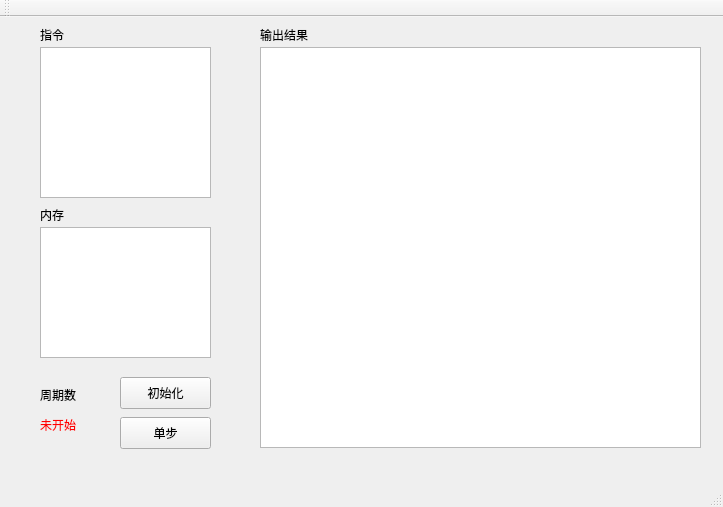
Before: the Qt Designer form mainwindow.ui in squarefk/Tomasulo, drawn with Qt 5.
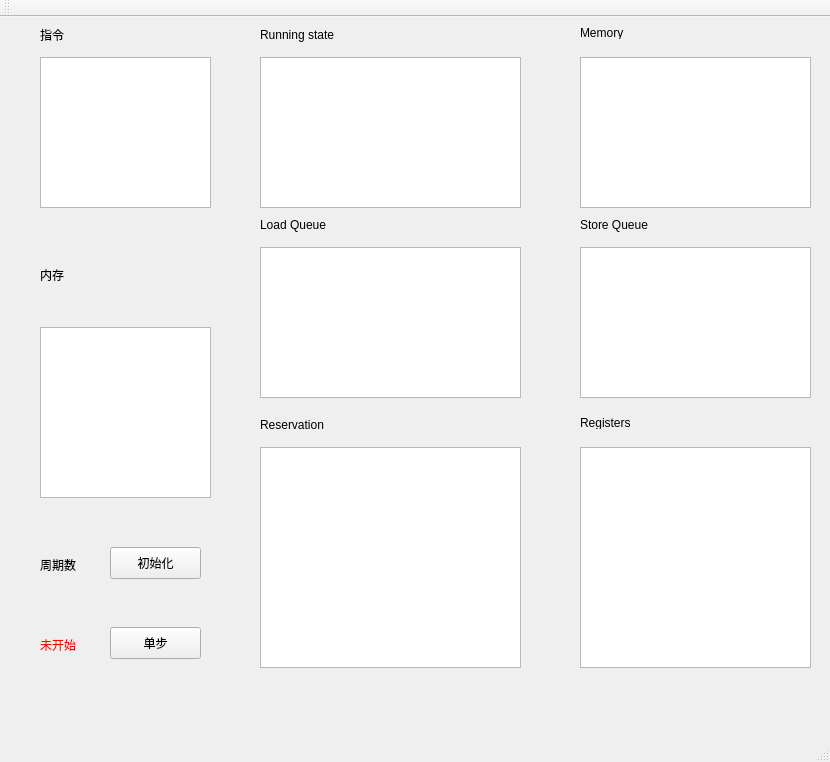
After: the same form once the commit is applied.

Diff of the .ui file:
```diff
--- a/mainwindow.ui
+++ b/mainwindow.ui
@@ -6,8 +6,8 @@
    <rect>
     <x>0</x>
     <y>0</y>
-    <width>723</width>
-    <height>507</height>
+    <width>830</width>
+    <height>762</height>
    </rect>
   </property>
   <property name="windowTitle">
@@ -31,7 +31,7 @@
     <property name="geometry">
      <rect>
       <x>40</x>
-      <y>30</y>
+      <y>40</y>
       <width>171</width>
       <height>151</height>
      </rect>
@@ -41,7 +41,7 @@
     <property name="geometry">
      <rect>
       <x>40</x>
-      <y>190</y>
+      <y>250</y>
       <width>60</width>
       <height>16</height>
      </rect>
@@ -54,17 +54,17 @@
     <property name="geometry">
      <rect>
       <x>40</x>
-      <y>210</y>
+      <y>310</y>
       <width>171</width>
-      <height>131</height>
+      <height>171</height>
      </rect>
     </property>
    </widget>
    <widget class="QPushButton" name="init_button">
     <property name="geometry">
      <rect>
-      <x>120</x>
-      <y>360</y>
+      <x>110</x>
+      <y>530</y>
       <width>91</width>
       <height>32</height>
      </rect>
@@ -76,8 +76,8 @@
    <widget class="QPushButton" name="step_button">
     <property name="geometry">
      <rect>
-      <x>120</x>
-      <y>400</y>
+      <x>110</x>
+      <y>610</y>
       <width>91</width>
       <height>32</height>
      </rect>
@@ -90,7 +90,7 @@
     <property name="geometry">
      <rect>
       <x>40</x>
-      <y>370</y>
+      <y>540</y>
       <width>60</width>
       <height>16</height>
      </rect>
@@ -103,7 +103,7 @@
     <property name="geometry">
      <rect>
       <x>40</x>
-      <y>400</y>
+      <y>620</y>
       <width>60</width>
       <height>16</height>
      </rect>
@@ -120,21 +120,136 @@
      <rect>
       <x>260</x>
       <y>10</y>
-      <width>60</width>
+      <width>91</width>
       <height>16</height>
      </rect>
     </property>
     <property name="text">
-     <string>输出结果</string>
+     <string>Running state</string>
     </property>
    </widget>
    <widget class="QTextEdit" name="result_textedit">
     <property name="geometry">
      <rect>
       <x>260</x>
-      <y>30</y>
-      <width>441</width>
-      <height>401</height>
+      <y>40</y>
+      <width>261</width>
+      <height>151</height>
+     </rect>
+    </property>
+   </widget>
+   <widget class="QLabel" name="label_4">
+    <property name="geometry">
+     <rect>
+      <x>260</x>
+      <y>200</y>
+      <width>81</width>
+      <height>16</height>
+     </rect>
+    </property>
+    <property name="text">
+     <string>Load Queue</string>
+    </property>
+   </widget>
+   <widget class="QTextEdit" name="load_textedit">
+    <property name="geometry">
+     <rect>
+      <x>260</x>
+      <y>230</y>
+      <width>261</width>
+      <height>151</height>
+     </rect>
+    </property>
+   </widget>
+   <widget class="QLabel" name="label_6">
+    <property name="geometry">
+     <rect>
+      <x>580</x>
+      <y>200</y>
+      <width>71</width>
+      <height>16</height>
+     </rect>
+    </property>
+    <property name="text">
+     <string>Store Queue</string>
+    </property>
+   </widget>
+   <widget class="QTextEdit" name="store_textedit">
+    <property name="geometry">
+     <rect>
+      <x>580</x>
+      <y>230</y>
+      <width>231</width>
+      <height>151</height>
+     </rect>
+    </property>
+   </widget>
+   <widget class="QLabel" name="label_7">
+    <property name="geometry">
+     <rect>
+      <x>260</x>
+      <y>400</y>
+      <width>81</width>
+      <height>16</height>
+     </rect>
+    </property>
+    <property name="text">
+     <string>Reservation</string>
+    </property>
+   </widget>
+   <widget class="QTextEdit" name="reser_textedit">
+    <property name="geometry">
+     <rect>
+      <x>260</x>
+      <y>430</y>
+      <width>261</width>
+      <height>221</height>
+     </rect>
+    </property>
+   </widget>
+   <widget class="QLabel" name="label_8">
+    <property name="geometry">
+     <rect>
+      <x>580</x>
+      <y>400</y>
+      <width>54</width>
+      <height>12</height>
+     </rect>
+    </property>
+    <property name="text">
+     <string>Registers</string>
+    </property>
+   </widget>
+   <widget class="QTextEdit" name="regis_textedit">
+    <property name="geometry">
+     <rect>
+      <x>580</x>
+      <y>430</y>
+      <width>231</width>
+      <height>221</height>
+     </rect>
+    </property>
+   </widget>
+   <widget class="QLabel" name="label_9">
+    <property name="geometry">
+     <rect>
+      <x>580</x>
+      <y>10</y>
+      <width>54</width>
+      <height>12</height>
+     </rect>
+    </property>
+    <property name="text">
+     <string>Memory</string>
+    </property>
+   </widget>
+   <widget class="QTextEdit" name="memory_textedit">
+    <property name="geometry">
+     <rect>
+      <x>580</x>
+      <y>40</y>
+      <width>231</width>
+      <height>151</height>
      </rect>
     </property>
    </widget>
```
Left out of the diff: 4 changed lines with no effect on the pictures.
